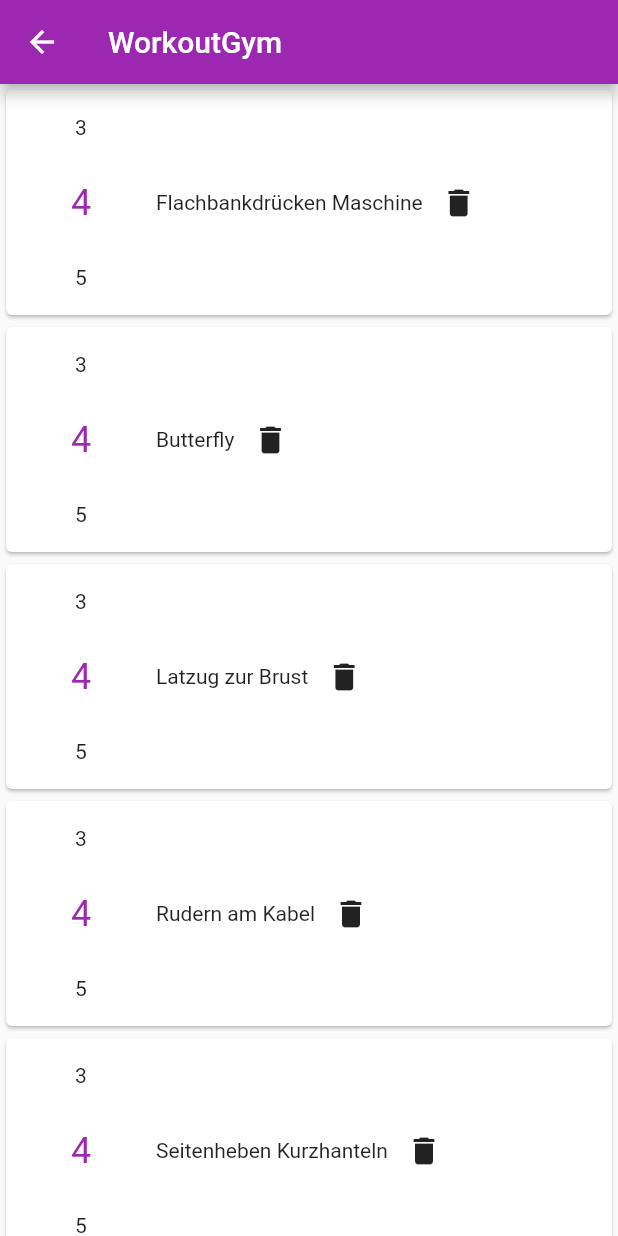
After one commit to JohannesFoltin/FitnessCounter, a Flutter app: the screen it shows after launch, after a tap on "WorkoutGym", after a tap on "Edit", on a phone screen of 412 x 824 dp. The commit adds this screen. Run offline on Flutter 3.47's test engine with Material 2 defaults, Android fonts, the phone set to English and light mode, and no system bars; drawn by our look-alikes of numberpicker; our stand-ins replace shared_preferences, styled_widget; missing offline and left inert: simple_timer; Roboto replaces fonts that are missing (Georgia).

Commit message:
added way to edit Trainingsplan

```diff
--- a/lib/views/main.dart
+++ b/lib/views/main.dart
@@ -1,6 +1,7 @@
 import 'package:fitness_f/controller/controller.dart';
 import 'package:fitness_f/views/onFitness.dart';
 import 'package:fitness_f/views/trainingResult.dart';
+import 'package:fitness_f/views/trainingsPlanEditor.dart';
 import 'package:flutter/material.dart';
 import 'package:provider/provider.dart';
 import 'package:styled_widget/styled_widget.dart';
@@ -43,15 +44,16 @@ class _MyHomePageState extends State<MyHomePage> {
   Widget build(BuildContext context) {
     Widget? myWidget;
     if (Provider.of<AppDataController>(context).isloaded == false) {
-      myWidget = CircularProgressIndicator();
+      myWidget = Center(child: CircularProgressIndicator());
     } else {
       myWidget = _pages.elementAt(_selectedIndex);
     }
     return Scaffold(
       appBar: AppBar(
           actions: [IconButton(onPressed: () {}, icon: Icon(Icons.settings))],
-          title: Text("Fitness 3000",
-              style: Theme.of(context).textTheme.headlineMedium)),
+          title: Text(
+            "Fitness 3000",
+          )),
       body: myWidget,
       bottomNavigationBar: BottomNavigationBar(
         currentIndex: _selectedIndex, //New
@@ -99,11 +101,19 @@ extension HexColor on Color {
       '${blue.toRadixString(16).padLeft(2, '0')}';
 }
 
-class TrainingSelector extends StatelessWidget {
+class TrainingSelector extends StatefulWidget {
+  @override
+  State<TrainingSelector> createState() => _TrainingSelectorState();
+}
+
+class _TrainingSelectorState extends State<TrainingSelector> {
   @override
   Widget build(BuildContext context) {
     var controller = Provider.of<AppDataController>(context).appData;
     return Container(
+      child: Column(
+        children: [
+          Expanded(
             child: ListView.builder(
               itemCount: Provider.of<AppDataController>(context)
                   .appData
@@ -121,32 +131,65 @@ class TrainingSelector extends StatelessWidget {
                               controller.trainingsPlans[index].exercises.length
                                   .toString()),
 
-                    //Text("Letzte Laenge" + controller.trainings.lastWhere((element) => element.name == controller.trainingsPlans[index].name).name??"Null")
+                          //Text("Letzte Laenge: " + controller.trainings.lastWhere((element) => element.name == controller.trainingsPlans[index].name).dauer.toString()),
+                          Row(
+                            mainAxisAlignment: MainAxisAlignment.spaceEvenly,
+                            children: [
+                              TextButton(
+                                  onPressed: () {
+                                    Navigator.push(
+                                            context,
+                                            MaterialPageRoute(
+                                              builder: (context) =>
+                                                  TrainingsPlanEditor(
+                                                      trainingPlan: controller
+                                                              .trainingsPlans[
+                                                          index]),
+                                            ))
+                                        .then((value) => {
+                                              Provider.of<AppDataController>(
+                                                      context)
+                                                  .saveAppData()
+                                            });
+                                    setState(() {});
+                                  },
+                                  child: Text("Edit")),
                               TextButton(
                                   onPressed: () {
                                     Navigator.push(
                                         context,
                                         MaterialPageRoute(
                                             builder: (context) => OnFitness(
-                                        trainingPlan:
-                                            Provider.of<AppDataController>(
+                                                  trainingPlan: Provider.of<
+                                                              AppDataController>(
                                                           context,
                                                           listen: false)
                                                       .appData
                                                       .trainingsPlans[index],
                                                 )));
                                   },
-                        child: Text("Start"))
+                                  child: Text("Start")),
+                            ],
+                          )
                         ]),
                   ),
                 );
               },
             ),
+          ),
+          TextButton(onPressed: () {}, child: Text("Add Training"))
+        ],
+      ),
     );
   }
 }
 
-class RecentTrainings extends StatelessWidget {
+class RecentTrainings extends StatefulWidget {
+  @override
+  State<RecentTrainings> createState() => _RecentTrainingsState();
+}
+
+class _RecentTrainingsState extends State<RecentTrainings> {
   @override
   Widget build(BuildContext context) {
     return Column(
@@ -193,7 +236,7 @@ class RecentTrainings extends StatelessWidget {
                   child: ElevatedButton(
                     child: Text(
                       "Training am: " +
-                          DateFormat("dd.MM.yyyy mm:hh")
+                          DateFormat("dd.MM.yyyy hh:mm")
                               .format(Provider.of<AppDataController>(context,
                                       listen: false)
                                   .appData
--- /dev/null
+++ b/lib/views/trainingsPlanEditor.dart
@@ -0,0 +1,53 @@
+import 'package:fitness_f/models/datalayer.dart';
+import 'package:flutter/material.dart';
+import 'package:numberpicker/numberpicker.dart';
+
+class TrainingsPlanEditor extends StatefulWidget {
+  const TrainingsPlanEditor({Key? key, required this.trainingPlan})
+      : super(key: key);
+
+  final TrainingPlan trainingPlan;
+
+  @override
+  State<TrainingsPlanEditor> createState() => _TrainingsPlanEditorState();
+}
+
+class _TrainingsPlanEditorState extends State<TrainingsPlanEditor> {
+  @override
+  Widget build(BuildContext context) {
+    return Scaffold(
+      appBar: AppBar(title: Text(widget.trainingPlan.name)),
+      body: ListView.builder(
+        itemCount: widget.trainingPlan.exercises.length,
+        itemBuilder: (context, index) {
+          int selectedNumber = widget.trainingPlan.exercises[index].reps;
+          return Card(
+            child: Row(
+              children: [
+                NumberPicker(
+                    minValue: 0,
+                    maxValue: 10,
+                    step: 1,
+                    value: selectedNumber,
+                    onChanged: (i) {
+                      setState(() {
+                        widget.trainingPlan.exercises[index].reps = i;
+                        selectedNumber = i;
+                      });
+                    }),
+                Text(widget.trainingPlan.exercises[index].name),
+                IconButton(
+                    onPressed: () {
+                      setState(() {
+                        widget.trainingPlan.exercises.removeAt(index);
+                      });
+                    },
+                    icon: Icon(Icons.delete))
+              ],
+            ),
+          );
+        },
+      ),
+    );
+  }
+}
--- a/pubspec.yaml
+++ b/pubspec.yaml
@@ -34,6 +34,7 @@ dependencies:
   simple_timer: ^2.0.0
   provider: ^6.0.0
   intl: ^0.17.0
+  numberpicker: ^2.0.1
 dev_dependencies:
   flutter_test:
     sdk: flutter
```
Also changed, not shown: lib/controller/controller.dart (+14 -1 lines), pubspec.lock. Lines whose indentation alone changed are shown as unchanged.
